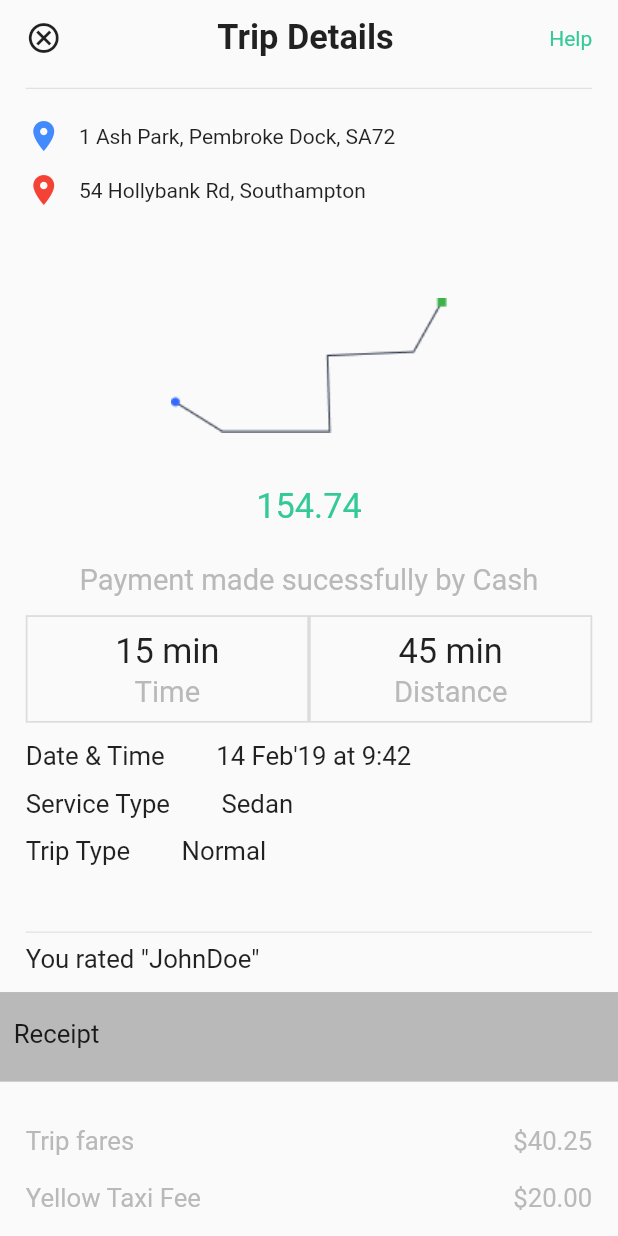
After one commit to masteribro/dispatch_rider_app, a Flutter app: the TripDetails screen opened directly, on a phone screen of 412 x 824 dp. The commit adds this screen. Run offline on Flutter 3.47's test engine with Material 2 defaults, Android fonts, the phone set to English and light mode, and no system bars; our stand-ins replace another_flushbar, charts_flutter, dio, flutter_animation_progress_bar, flutter_screenutil, flutter_svg and 7 more.

Commit message:
finished with all map screens

```diff
--- a/lib/ui/Cancel/cancel_trip_reason.dart
+++ b/lib/ui/Cancel/cancel_trip_reason.dart
@@ -1,6 +1,10 @@
+import 'package:dispatch_rider_app/ui/helper/const/widget/button_widget.dart';
+import 'package:dispatch_rider_app/ui/screens/map_folder/destination.dart';
 import 'package:flutter/cupertino.dart';
 import 'package:flutter/material.dart';
 import 'package:flutter_screenutil/flutter_screenutil.dart';
+
+import '../helper/const/color/app_color.dart';
 
 class CancelTrip extends StatefulWidget {
 const   CancelTrip({Key? key,}) : super(key: key);
@@ -23,12 +27,20 @@ class _CancelTripState extends State<CancelTrip> {
   Widget build(BuildContext context) {
     return Scaffold(
       body: SafeArea(
+        child: Padding(
+          padding: EdgeInsets.symmetric(horizontal: 16.h, vertical: 16.w),
           child: Column(
             children: [
               Row(
                 children: [
-                Icon(Icons.cancel_outlined),
-                SizedBox(width: 100.w,),
+                  InkWell(
+                      onTap: (){
+                        Navigator.pushReplacement(context, MaterialPageRoute(
+                            builder: (context) =>   Destination()
+                        ));
+                      },
+                      child: Icon(Icons.cancel_outlined)),
+                  SizedBox(width: 65.w,),
                   Text('Cancel Trip',
                   style: TextStyle(fontSize: 20.sp,fontWeight: FontWeight.bold),
                   ),
@@ -37,9 +49,9 @@ class _CancelTripState extends State<CancelTrip> {
                 ],
 
               ),
-            Expanded(
-
-              child: ListView.separated(
+              SizedBox(height: 10.h,),
+              ListView.separated(
+                shrinkWrap: true,
                   itemCount: reasons.length,
                   itemBuilder:(context, index){
                     return ListTile(title: Text(reasons[index]),);
@@ -50,8 +62,19 @@ class _CancelTripState extends State<CancelTrip> {
                     );
                   }
               ),
+              SizedBox(height: 100.h,),
+              ButtonWidget(
+                  background: AppColor.primary50,
+                  width: 200.w,
+                  fontSize: 14.sp,
+                  fontWeight: FontWeight.w500,
+                  buttonText: 'Done',
+                  onPressed: (){}
               )
+
+
             ],
+          ),
         ),
       ),
     );
--- /dev/null
+++ b/lib/ui/screens/Trip_Details/trip_details.dart
@@ -0,0 +1,227 @@
+import 'package:dispatch_rider_app/ui/helper/const/color/app_color.dart';
+import 'package:flutter/cupertino.dart';
+import 'package:flutter/material.dart';
+import 'package:flutter_screenutil/flutter_screenutil.dart';
+
+import '../map_folder/destination.dart';
+import '../map_folder/map_screen.dart';
+
+class TripDetails extends StatefulWidget {
+  const TripDetails({Key? key}) : super(key: key);
+
+  @override
+  State<TripDetails> createState() => _TripDetailsState();
+}
+
+class _TripDetailsState extends State<TripDetails> {
+  var size,height,width;
+  @override
+  Widget build(BuildContext context) {
+    size = MediaQuery.of(context).size;
+    height = size.height;
+    width = size.width;
+    return Scaffold(
+      body: SingleChildScrollView(
+        child: SafeArea(
+          child: Column(
+            crossAxisAlignment: CrossAxisAlignment.start,
+            children: [
+              Padding(
+                padding: EdgeInsets.only(left: 15.w,right: 15.w,top: 10.h,bottom: 10.h),
+                child: Container(child: Column(children: [
+                  Row(
+                    mainAxisAlignment: MainAxisAlignment.spaceBetween,
+                    children: [
+                      InkWell(
+                        onTap:(){Navigator.pushReplacement(context, MaterialPageRoute(
+                            builder: (context) => MapScreen()
+                        ));},
+                          child: Icon(Icons.cancel_outlined)
+
+                      ),
+                      Text('Trip Details',style: TextStyle(fontSize: 20.sp, fontWeight: FontWeight.bold), ),
+                      Text('Help',style: TextStyle(color: AppColor.primary50),),
+                    ],
+
+                  ),
+                  SizedBox(height: 10.h,),
+                  const Divider(),
+                  SizedBox(height: 10.h,),
+                  Row(
+                    children: [
+                      Icon(Icons.location_on_sharp, color: Colors.blueAccent,),
+                      SizedBox(width: 10.w,),
+                      Text('1 Ash Park, Pembroke Dock, SA72')
+                    ],
+                  ),
+                  SizedBox(height: 10.h,),
+                  Row(
+                    children: [
+                      Icon(Icons.location_on_sharp, color: Colors.red,),
+                      SizedBox(width: 10.w,),
+                      Text('54 Hollybank Rd, Southampton')
+                    ],
+                  ),
+                  SizedBox(height: 50.h,),
+                  Center(child: Image.asset('assets/images/journey.png')),
+                  SizedBox(height: 30.h,),
+                  Center(child: Text('154.74',style: TextStyle(fontSize: 20.sp,color: AppColor.primary50),)),
+                  SizedBox(height: 20.h,),
+                  Center(child: Text('Payment made sucessfully by Cash',style: TextStyle(fontSize: 17.sp, color: AppColor.spaceGrey),)),
+                  SizedBox(height: 10.h,),
+                  Row(
+                    children: [
+                      Expanded(child: Container(
+
+                        child: Column(
+                          children: [
+                            SizedBox(height: 8.h,),
+                            Text('15 min',style: TextStyle(fontSize: 20.sp,)),
+                            SizedBox(height: 2.h,),
+                            Text('Time',style: TextStyle(fontSize: 17.sp, color: AppColor.spaceGrey),)
+                          ],
+                        ),
+
+                        height: 60.h,
+                        decoration: BoxDecoration(border: Border.all(color: Colors.black12,width: 1.w)),
+                      )),
+                      Expanded(child: Container(
+
+                        child: Column(
+                          children: [
+                            SizedBox(height: 8.h,),
+                            Text('45 min',style: TextStyle(fontSize: 20.sp,)),
+                            SizedBox(height: 2.h,),
+                            Text('Distance',style: TextStyle(fontSize: 17.sp, color: AppColor.spaceGrey),)
+                          ],
+                        ),
+                        height: 60.h,
+                        decoration: BoxDecoration(border: Border.all(color: Colors.black12,width: 1.w)),
+                      )),
+                    ],
+                  ),
+                  SizedBox(height: 10.h,),
+                  Row(
+                    children: [
+                      Text('Date & Time',style: TextStyle(fontSize: 15.sp)),
+                      SizedBox(width: 30.w,),
+                      Text("14 Feb'19 at 9:42",style: TextStyle(fontSize: 15.sp)),
+                    ],
+                  ),
+                  SizedBox(height: 10.h,),
+                  Row(
+                    children: [
+                      Text('Service Type',style: TextStyle(fontSize: 15.sp)),
+                      SizedBox(width: 30.w,),
+                      Text('Sedan',style: TextStyle(fontSize: 15.sp)),
+                    ],
+                  ),
+                  SizedBox(height: 10.h,),
+                  Row(children: [
+                    Text('Trip Type',style: TextStyle(fontSize: 15.sp)),
+                    SizedBox(width: 30.w,),
+                    Text('Normal',style: TextStyle(fontSize: 15.sp)),
+                  ],),
+                  SizedBox(height: 30.h,),
+                  Divider(color: Colors.black12,),
+                  Row(
+                    children: [
+                      Text('You rated "JohnDoe"', style: TextStyle(fontSize: 15.sp),),
+                      SizedBox(height: 10.h,),
+
+                    ],
+                  ),
+                ],),),
+              ),
+
+              Container(
+
+                child: Padding(
+                  padding: EdgeInsets.only(left: 8.0.w, top: 15.0.h),
+                  child: Text('Receipt',style: TextStyle(fontSize: 15.sp),),
+                ),
+                height: 50.h,
+                width: width,
+                color: AppColor.spaceGrey,
+
+              ),
+              Padding(
+                padding:  EdgeInsets.only(left: 15.w,right: 15.w,top: 10.h,bottom: 10.h),
+                child: Container(
+                  child: Column(children: [
+                    SizedBox(height: 15.h,),
+                    Row(
+                      mainAxisAlignment: MainAxisAlignment.spaceBetween,
+                      children: [
+                        Text('Trip fares',style: TextStyle(fontSize: 15.sp,color: AppColor.spaceGrey)),
+                        Text('\$40.25',style: TextStyle(fontSize: 15.sp, color: AppColor.spaceGrey)),
+                      ],
+                    ),
+                    SizedBox(height: 15.h,),
+                    Row(
+                      mainAxisAlignment: MainAxisAlignment.spaceBetween,
+                      children: [
+                        Text('Yellow Taxi Fee',style: TextStyle(fontSize: 15.sp,color: AppColor.spaceGrey)),
+                        Text('\$20.00',style: TextStyle(fontSize: 15.sp, color: AppColor.spaceGrey)),
+                      ],
+                    ),
+                    SizedBox(height: 15.h,),
+                    Row(
+                      mainAxisAlignment: MainAxisAlignment.spaceBetween,
+                      children: [
+                        Text('+Tax',style: TextStyle(fontSize: 15.sp,color: AppColor.spaceGrey)),
+                        Text('\$400.00',style: TextStyle(fontSize: 15.sp, color: AppColor.spaceGrey)),
+                      ],
+                    ),
+                    SizedBox(height: 15.h,),
+                    Row(
+                      mainAxisAlignment: MainAxisAlignment.spaceBetween,
+                      children: [
+                        Text('+Tolls',style: TextStyle(fontSize: 15.sp,color: AppColor.spaceGrey)),
+                        Text('\$400.25',style: TextStyle(fontSize: 15.sp, color: AppColor.spaceGrey)),
+                      ],
+                    ),
+                    SizedBox(height: 15.h,),
+                    Row(
+                      mainAxisAlignment: MainAxisAlignment.spaceBetween,
+                      children: [
+                        Text('Discount',style: TextStyle(fontSize: 15.sp,color: AppColor.spaceGrey)),
+                        Text('\$40.25',style: TextStyle(fontSize: 15.sp, color: AppColor.spaceGrey)),
+                      ],
+                    ),
+                    SizedBox(height: 15.h,),
+                    Row(
+                      mainAxisAlignment: MainAxisAlignment.spaceBetween,
+                      children: [
+                        Text('Topup Added',style: TextStyle(fontSize: 15.sp,color: AppColor.spaceGrey)),
+                        Text('\$40.25',style: TextStyle(fontSize: 15.sp, color: AppColor.spaceGrey)),
+                      ],
+                    ),
+                    SizedBox(height: 7.h,),
+                    Divider(),
+                    SizedBox(height: 7.h,),
+                    Row(
+                      mainAxisAlignment: MainAxisAlignment.spaceBetween,
+                      children: [
+                        Text('Your Payment',style: TextStyle(fontSize: 15.sp,color: AppColor.primary50)),
+                        Text('\$460.25',style: TextStyle(fontSize: 15.sp, color: AppColor.spaceGrey)),
+                      ],
+                    ),
+                    SizedBox(height: 15.h,),
+                  ],),
+                ),
+              ),
+
+
+
+
+
+
+
+            ],
+          ),
+        ),
+      ),
+    );
+  }
+}
--- a/lib/ui/screens/map_folder/destination.dart
+++ b/lib/ui/screens/map_folder/destination.dart
@@ -7,9 +7,11 @@ import '../../helper/const/color/app_color.dart';
 import '../../helper/const/widget/button_widget.dart';
 import '../../helper/routes/navigation.dart';
 import '../../rider_details/riders_stepper_screen.dart';
+import '../Trip_Details/trip_details.dart';
 
 class Destination extends StatefulWidget {
-  const Destination({Key? key}) : super(key: key);
+
+  Destination({Key? key, }) : super(key: key);
 
   @override
   State<Destination> createState() => _DestinationState();
@@ -17,9 +19,8 @@ class Destination extends StatefulWidget {
 
 class _DestinationState extends State<Destination> {
   var size,height,width;
-
+  int startJourney = 1;
   int arrived =1;
-  int startJourney = 1;
   int destinationReached = 1;
   int completed = 1;
   int delivered = 1;
@@ -37,8 +38,7 @@ class _DestinationState extends State<Destination> {
                 "assets/images/mapimage.png",
                 fit: BoxFit.cover,
               ),
-              arrived==1?
-              Positioned(
+              arrived==1?Positioned(
                   top:height/60,
                   right: width/3,
                   child: Container(
@@ -59,8 +59,7 @@ class _DestinationState extends State<Destination> {
                       ),
                     ),
                   )
-              ):
-              Positioned(
+              ): Positioned(
                   top:height/60,
                   right: 71.w,
                   child: Center(
@@ -88,8 +87,6 @@ class _DestinationState extends State<Destination> {
                     ),
                   )
               ),
-
-
               arrived==1?Positioned(
                 bottom: 0,
                 width: width,
@@ -165,11 +162,6 @@ class _DestinationState extends State<Destination> {
 
                 ),
               ):
-
-
-
-
-
              destinationReached==1? Positioned(
                 bottom: 0,
                 width: width,
@@ -305,7 +297,11 @@ class _DestinationState extends State<Destination> {
                              ),
                              ElevatedButton(
 
-                               onPressed: () {},
+                               onPressed: () {
+                                 Navigator.pushReplacement(context, MaterialPageRoute(
+                                     builder: (context) => const Canceldelivery()
+                                 ));
+                               },
                                child: Icon(Icons.phone_rounded),
                                style: ElevatedButton.styleFrom(
                                  primary: Colors.red,
@@ -519,8 +515,7 @@ class _DestinationState extends State<Destination> {
 
 
                ),
-             ):
-             Positioned(
+             ):Positioned(
                bottom: 0,
                width: width,
                height: height/4,
@@ -585,7 +580,7 @@ class _DestinationState extends State<Destination> {
                              fontWeight: FontWeight.w500,
                              buttonText: 'Delivered',
                              onPressed: (){Navigator.pushReplacement(context, MaterialPageRoute(
-                                 builder: (context) => const Canceldelivery()
+                                 builder: (context) => const TripDetails()
                              ));}
                          ),
 
--- a/lib/ui/screens/map_folder/map_screen.dart
+++ b/lib/ui/screens/map_folder/map_screen.dart
@@ -23,7 +23,7 @@ class _MapScreenState extends State<MapScreen> with TickerProviderStateMixin{
   void navigateToNextPage(context) async {
    if(master == false){
      Timer( const Duration(seconds: 5), () => Navigator.pushReplacement(context, MaterialPageRoute(
-         builder: (context) => const Destination()
+         builder: (context) => Destination()
      )) );
    }else{
      null;
@@ -79,27 +79,56 @@ class _MapScreenState extends State<MapScreen> with TickerProviderStateMixin{
                 ),
             )
           ),
-          Positioned(
+         master? Positioned(
             bottom:height/4.0,
             right: width/2.5,
-            child: InkWell(
-              onTap: (){
+            child:   ElevatedButton(
+
+              onPressed: () {
                 setState((){
                   master=!master;
                 });
               },
+              child: Text('Go'),
+              style: ElevatedButton.styleFrom(
+                primary: Colors.green,
+                shape: CircleBorder(
+
+                ),
+                padding: EdgeInsets.all(24),
+              ),
+
+            ),
+
+          ):Positioned(
+           bottom:height/4.0,
+           right: width/2.5,
+           child:   ElevatedButton(
+
+             onPressed: () {
+               setState((){
+                 master=!master;
+               });
+             },
+             child: Text('Stop', style: TextStyle(color: Colors.red),),
+             style: ElevatedButton.styleFrom(
+               primary: Colors.white,
+               shape: CircleBorder(
+
+               ),
+               padding: EdgeInsets.all(24),
+             ),
+
+           ),
+
+         ),
+            master? SizedBox():
+            Positioned(
+              bottom:height/4.0,
               child: Image.asset(
-                master?"assets/images/goButton.png":"assets/images/stopButton.png",
+                "assets/images/boy.png",
               ),
             ),
-          ),
-        master? SizedBox():Align(
-            heightFactor:height/4.0,
-
-            child: Image.asset(
-              "assets/images/boy.png",
-            ),
-          ),
           Positioned(
             bottom: 0,
             width: width,
```
Also changed, not shown: assets/images/journey.png (added). Lines whose indentation alone changed are shown as unchanged.
